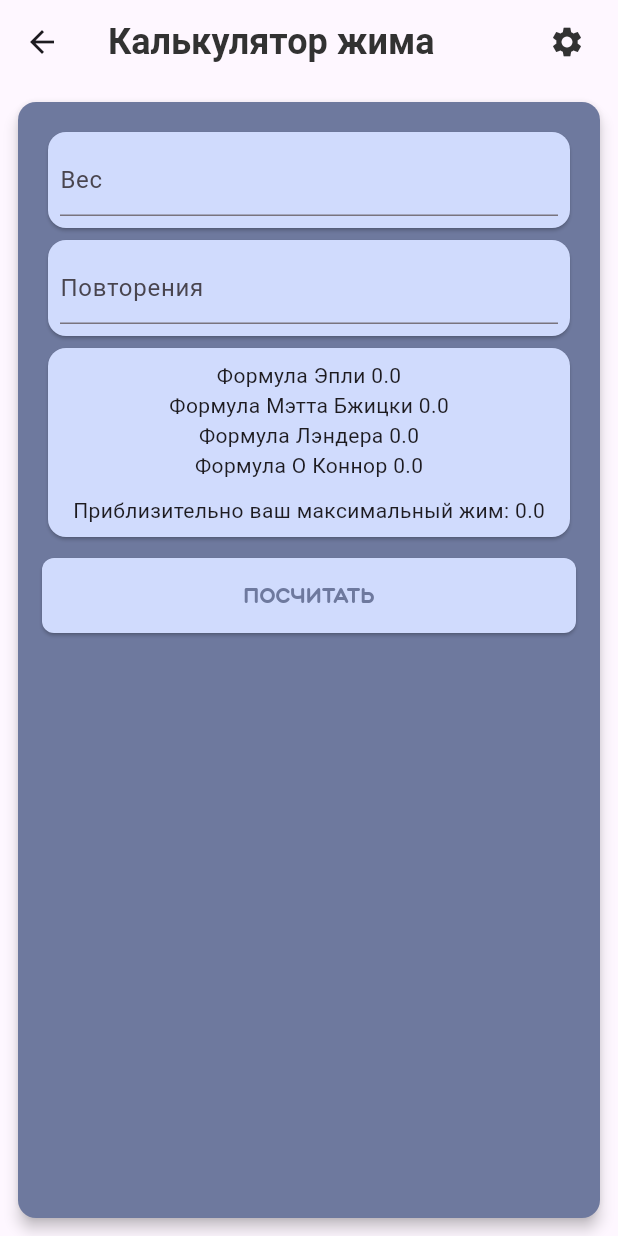
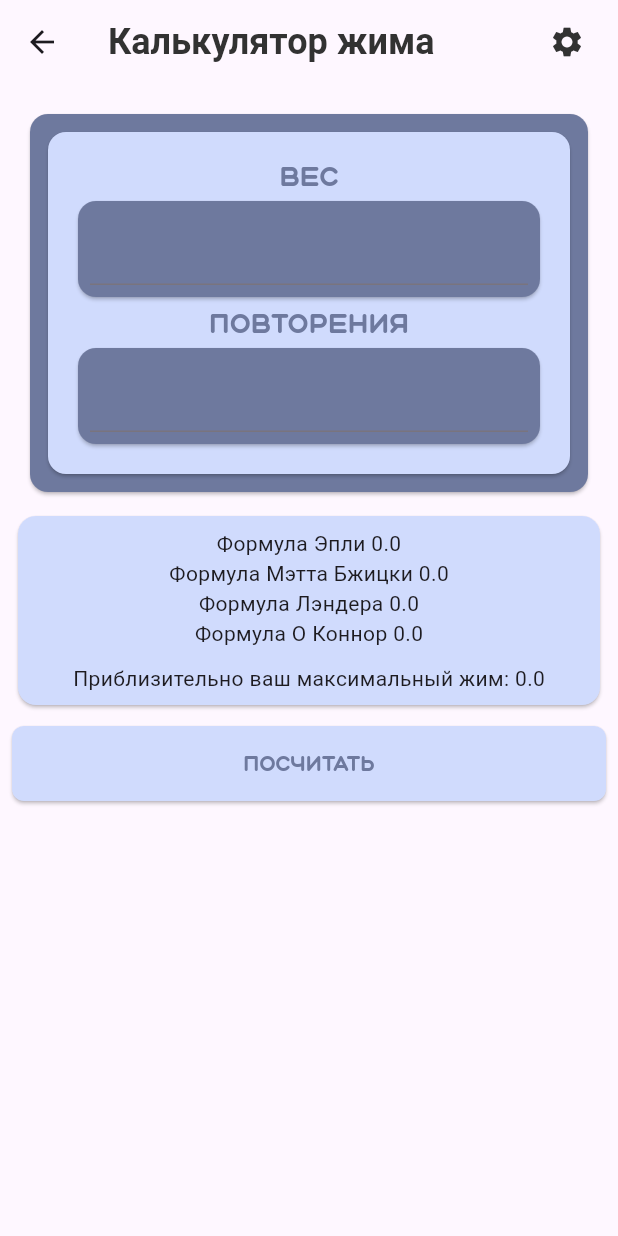
Before and after one commit to MatveyNevirets/BodyBuddies, a Flutter app: the BenchPressCalculatorScreen screen opened directly, on a phone screen of 412 x 824 dp. Run offline on Flutter 3.47's test engine with Material 3 defaults, Android fonts, the phone set to English and light mode, and no system bars; our stand-ins replace bloc, equatable, flutter_bloc.

Commit message:
Started create bench press calc, but have some bugs for build on android

```diff
--- a/lib/features/useful/bench_press_calculator/presentation/bench_press_calculator_screen.dart
+++ b/lib/features/useful/bench_press_calculator/presentation/bench_press_calculator_screen.dart
@@ -1,5 +1,6 @@
 import 'package:body_buddies/core/colors/colors.dart';
 import 'package:body_buddies/core/strings/strings.dart';
+import 'package:body_buddies/core/styles/styles.dart';
 import 'package:body_buddies/core/widgets/app_bar.dart';
 import 'package:body_buddies/core/widgets/base_button.dart';
 import 'package:body_buddies/features/useful/bench_press_calculator/presentation/bloc/bench_press_calculator_bloc.dart';
@@ -25,11 +26,6 @@ class BenchPressCalculatorScreen extends StatelessWidget {
           child: SizedBox(
               height: double.maxFinite,
               width: double.maxFinite,
-              child: Card(
-                elevation: 4,
-                color: Colours.workout_card_background_color,
-                child: Padding(
-                  padding: const EdgeInsets.all(16),
               child: Column(
                 children: [
                   buildTextFields(weightController, repsController),
@@ -39,8 +35,6 @@ class BenchPressCalculatorScreen extends StatelessWidget {
                   ),
                   buildCalculateButton(context)
                 ],
-                  ),
-                ),
               )),
         ),
       ),
@@ -100,31 +94,53 @@ class BenchPressCalculatorScreen extends StatelessWidget {
     );
   }
 
-  Column buildTextFields(
+  Padding buildTextFields(
       TextEditingController weightController, repsController) {
-    return Column(
+    return Padding(
+      padding: const EdgeInsets.all(8.0),
+      child: Card(
+        color: Colours.workout_card_background_color,
+        child: Padding(
+          padding: const EdgeInsets.all(8.0),
+          child: Card(
+            color: Colours.workoutCardForegroundColor,
+            child: Padding(
+              padding: const EdgeInsets.all(16),
+              child: Column(
                 children: [
+                  Text(
+                    Strings.weight,
+                    style: Styles.reverse_rest_text_style,
+                  ),
                   Card(
-          color: Colours.workoutCardForegroundColor,
+                    color: Colours.workout_card_background_color,
                     child: Padding(
                       padding: const EdgeInsets.all(8.0),
                       child: TextField(
                         controller: weightController,
-              decoration: InputDecoration(hintText: Strings.weight),
+                        decoration: InputDecoration(),
                       ),
                     ),
                   ),
+                  Text(
+                    Strings.reps,
+                    style: Styles.reverse_rest_text_style,
+                  ),
                   Card(
-          color: Colours.workoutCardForegroundColor,
+                    color: Colours.workout_card_background_color,
                     child: Padding(
                       padding: const EdgeInsets.all(8.0),
                       child: TextField(
                         controller: repsController,
-              decoration: InputDecoration(hintText: Strings.reps),
                       ),
                     ),
                   ),
                 ],
+              ),
+            ),
+          ),
+        ),
+      ),
     );
   }
 }
```
Also changed, not shown: pubspec.lock, 92 other files. Lines whose indentation alone changed are shown as unchanged.
